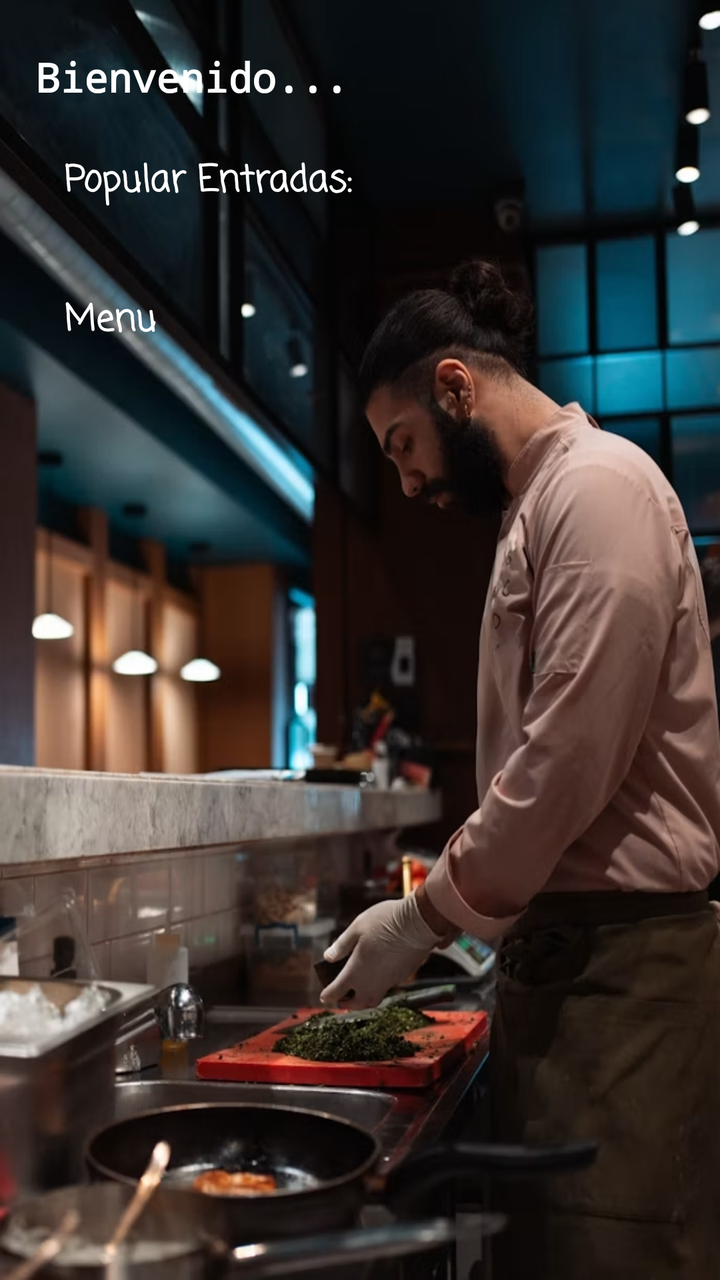
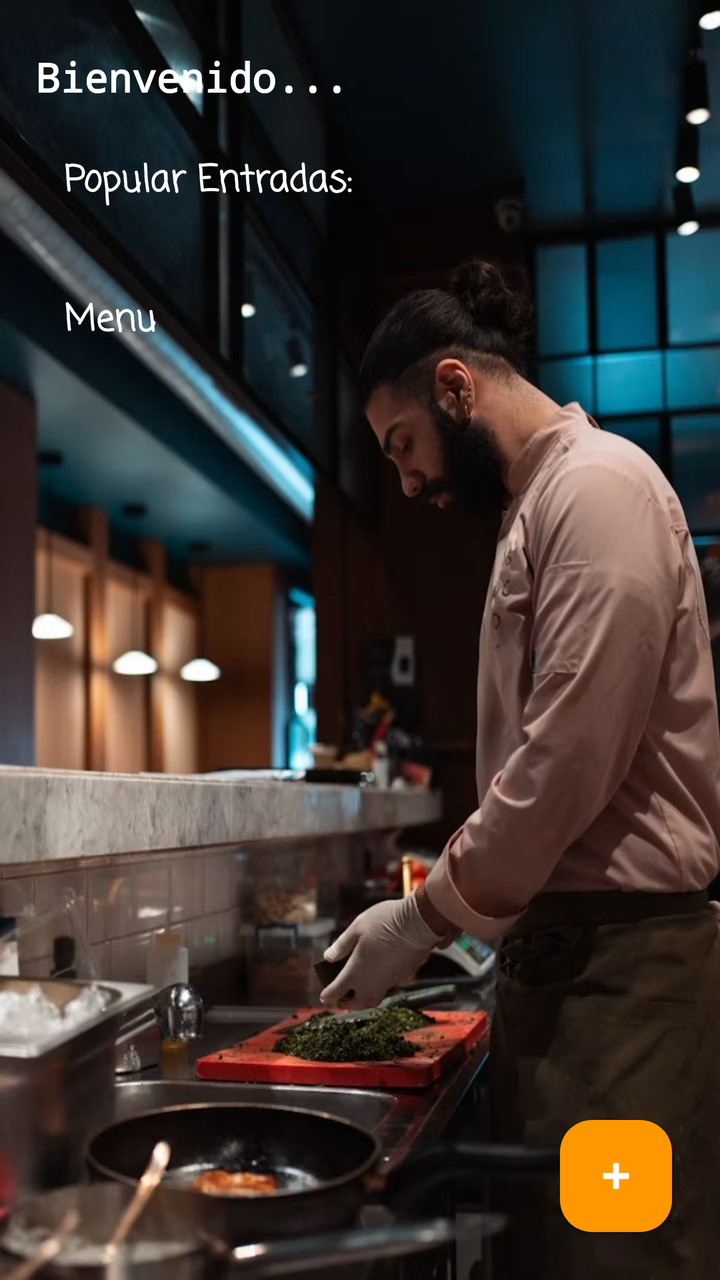

Two renders of the same Android screen: before a commit and after it. Below are the layout's source before the change and the commit's diff.
<!-- AndroidManifest.xml: application theme Theme.AppZetaR -->
<!-- res/layout/activity_menu.xml -->
<?xml version="1.0" encoding="utf-8"?>
<LinearLayout xmlns:android="http://schemas.android.com/apk/res/android"
    xmlns:tools="http://schemas.android.com/tools"
    android:id="@+id/main"
    android:layout_width="match_parent"
    android:layout_height="match_parent"
    android:background="@drawable/fondo_menu"
    android:orientation="vertical"
    tools:context=".Menu.ActivityMenu">

    <TextView
        android:layout_width="wrap_content"
        android:layout_height="wrap_content"
        android:layout_marginHorizontal="18dp"
        android:layout_marginVertical="25dp"
        android:fontFamily="monospace"
        android:text="@string/todo_title"
        android:textColor="#fff"
        android:textSize="20sp"
        android:textStyle="bold" />

    <TextView
        android:layout_width="wrap_content"
        android:layout_height="wrap_content"
        android:layout_marginHorizontal="32dp"
        android:layout_marginBottom="12dp"
        android:fontFamily="casual"
        android:text="@string/todo_categories"
        android:textColor="#fff"
        android:textSize="18sp"
        android:textStyle="bold" />

    <androidx.recyclerview.widget.RecyclerView
        android:id="@+id/rvEntradas"
        android:layout_width="match_parent"
        android:layout_height="wrap_content" />

    <TextView
        android:layout_width="wrap_content"
        android:layout_height="wrap_content"
        android:layout_marginHorizontal="32dp"
        android:layout_marginTop="30dp"
        android:fontFamily="casual"
        android:text="@string/todo_Menu"
        android:textColor="#fff"
        android:textSize="18sp"
        android:textStyle="bold" />

    <androidx.recyclerview.widget.RecyclerView
        android:id="@+id/rvMenu"
        android:layout_width="match_parent"
        android:layout_height="match_parent">

    </androidx.recyclerview.widget.RecyclerView>

</LinearLayout>
<!-- resources referenced by this layout -->
<resources>
  <!-- drawable fondo_menu: jpg bitmap (drawable, 302741 bytes) -->
  <string name="todo_Menu">Menu</string>
  <string name="todo_categories">Popular Entradas:</string>
  <string name="todo_title">Bienvenido...</string>
  <style name="Theme.AppZetaR" parent="Base.Theme.AppZetaR" />
  <style name="Base.Theme.AppZetaR" parent="Theme.Material3.DayNight.NoActionBar">
          
          
      </style>
</resources>

<!-- the commit's change to res/layout/activity_menu.xml (unified diff, before → after) -->
@@ -1,56 +1,80 @@
 <?xml version="1.0" encoding="utf-8"?>
-<LinearLayout xmlns:android="http://schemas.android.com/apk/res/android"
+<FrameLayout xmlns:android="http://schemas.android.com/apk/res/android"
+    xmlns:app="http://schemas.android.com/apk/res-auto"
     xmlns:tools="http://schemas.android.com/tools"
     android:id="@+id/main"
     android:layout_width="match_parent"
     android:layout_height="match_parent"
     android:background="@drawable/fondo_menu"
-    android:orientation="vertical"
     tools:context=".Menu.ActivityMenu">
 
-    <TextView
+    <androidx.core.widget.NestedScrollView
+        android:layout_width="match_parent"
+        android:layout_height="match_parent"
+        android:fillViewport="true">
+
+        <LinearLayout
+            android:layout_width="match_parent"
+            android:layout_height="wrap_content"
+            android:orientation="vertical"
+            android:paddingBottom="80dp">
+
+            <TextView
+                android:layout_width="wrap_content"
+                android:layout_height="wrap_content"
+                android:layout_marginHorizontal="18dp"
+                android:layout_marginVertical="25dp"
+                android:fontFamily="monospace"
+                android:text="@string/todo_title"
+                android:textColor="#fff"
+                android:textSize="20sp"
+                android:textStyle="bold" />
+
+            <TextView
+                android:layout_width="wrap_content"
+                android:layout_height="wrap_content"
+                android:layout_marginHorizontal="32dp"
+                android:layout_marginBottom="12dp"
+                android:fontFamily="casual"
+                android:text="@string/todo_categories"
+                android:textColor="#fff"
+                android:textSize="18sp"
+                android:textStyle="bold" />
+
+            <androidx.recyclerview.widget.RecyclerView
+                android:id="@+id/rvEntradas"
+                android:layout_width="match_parent"
+                android:layout_height="wrap_content" />
+
+            <TextView
+                android:layout_width="wrap_content"
+                android:layout_height="wrap_content"
+                android:layout_marginHorizontal="32dp"
+                android:layout_marginTop="30dp"
+                android:fontFamily="casual"
+                android:text="@string/todo_Menu"
+                android:textColor="#fff"
+                android:textSize="18sp"
+                android:textStyle="bold" />
+
+            <androidx.recyclerview.widget.RecyclerView
+                android:id="@+id/rvMenu"
+                android:layout_width="match_parent"
+                android:layout_height="wrap_content"
+                android:nestedScrollingEnabled="false" />
+
+        </LinearLayout>
+    </androidx.core.widget.NestedScrollView>
+
+    <com.google.android.material.floatingactionbutton.FloatingActionButton
+        android:id="@+id/fabAgregarMenu"
         android:layout_width="wrap_content"
         android:layout_height="wrap_content"
-        android:layout_marginHorizontal="18dp"
-        android:layout_marginVertical="25dp"
-        android:fontFamily="monospace"
-        android:text="@string/todo_title"
-        android:textColor="#fff"
-        android:textSize="20sp"
-        android:textStyle="bold" />
+        android:layout_gravity="bottom|end"
+        android:layout_margin="24dp"
+        android:contentDescription="Agregar plato"
+        android:src="@android:drawable/ic_input_add"
+        app:backgroundTint="#FF9800"
+        app:tint="#FFFFFF" />
 
-    <TextView
-        android:layout_width="wrap_content"
-        android:layout_height="wrap_content"
-        android:layout_marginHorizontal="32dp"
-        android:layout_marginBottom="12dp"
-        android:fontFamily="casual"
-        android:text="@string/todo_categories"
-        android:textColor="#fff"
-        android:textSize="18sp"
-        android:textStyle="bold" />
-
-    <androidx.recyclerview.widget.RecyclerView
-        android:id="@+id/rvEntradas"
-        android:layout_width="match_parent"
-        android:layout_height="wrap_content" />
-
-    <TextView
-        android:layout_width="wrap_content"
-        android:layout_height="wrap_content"
-        android:layout_marginHorizontal="32dp"
-        android:layout_marginTop="30dp"
-        android:fontFamily="casual"
-        android:text="@string/todo_Menu"
-        android:textColor="#fff"
-        android:textSize="18sp"
-        android:textStyle="bold" />
-
-    <androidx.recyclerview.widget.RecyclerView
-        android:id="@+id/rvMenu"
-        android:layout_width="match_parent"
-        android:layout_height="match_parent">
-
-    </androidx.recyclerview.widget.RecyclerView>
-
-</LinearLayout>
+</FrameLayout>
